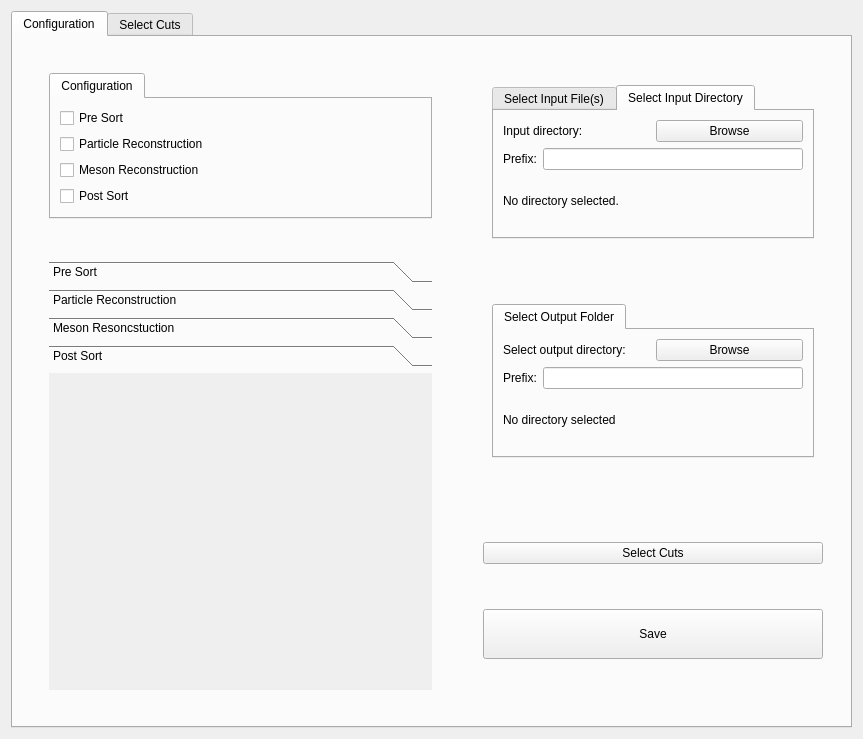
Old version of the form configurationdialog.ui in the repository A2-Collaboration-dev/GoAT_GUI.
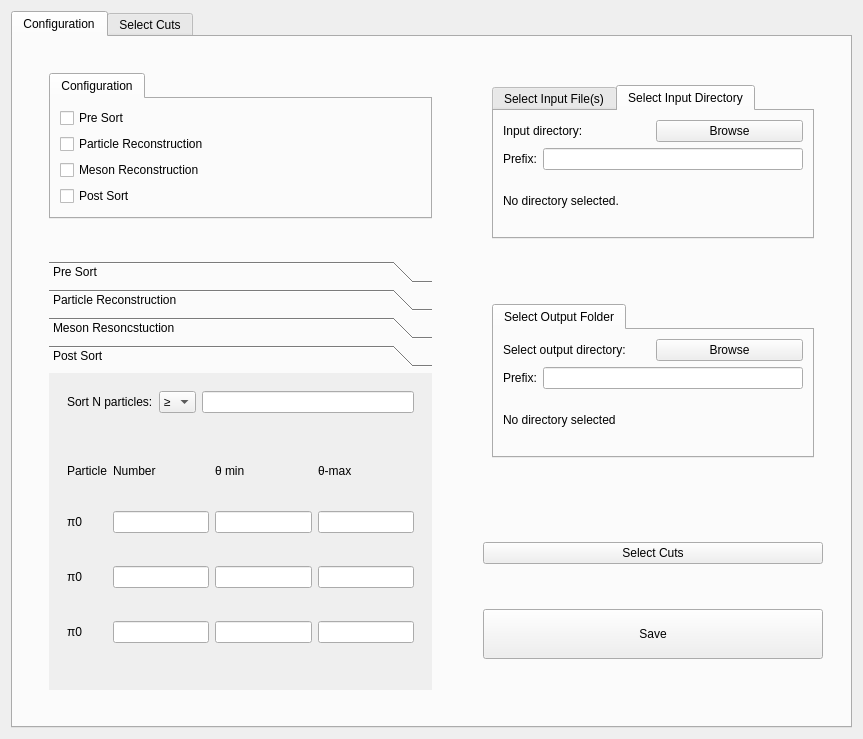
New version of the form. The open tabs and pages were chosen to show the change. Custom widgets are drawn as their Qt base class.

Commit message: Design if Post reconstruction

```diff
--- a/configurationdialog.ui
+++ b/configurationdialog.ui
@@ -469,6 +469,141 @@
                    <attribute name="label">
                     <string>Post Sort</string>
                    </attribute>
+                   <layout class="QVBoxLayout" name="verticalLayout_16">
+                    <item>
+                     <widget class="QWidget" name="widget_17" native="true">
+                      <property name="sizePolicy">
+                       <sizepolicy hsizetype="Preferred" vsizetype="Fixed">
+                        <horstretch>0</horstretch>
+                        <verstretch>0</verstretch>
+                       </sizepolicy>
+                      </property>
+                      <layout class="QVBoxLayout" name="verticalLayout_17">
+                       <item>
+                        <layout class="QHBoxLayout" name="horizontalLayout_9">
+                         <item>
+                          <widget class="QLabel" name="label_3">
+                           <property name="text">
+                            <string>Sort N particles:</string>
+                           </property>
+                          </widget>
+                         </item>
+                         <item>
+                          <widget class="QComboBox" name="comboBox_2">
+                           <item>
+                            <property name="text">
+                             <string>≥</string>
+                            </property>
+                           </item>
+                           <item>
+                            <property name="text">
+                             <string>≤</string>
+                            </property>
+                           </item>
+                           <item>
+                            <property name="text">
+                             <string>=</string>
+                            </property>
+                           </item>
+                          </widget>
+                         </item>
+                         <item>
+                          <widget class="QLineEdit" name="lineEdit"/>
+                         </item>
+                        </layout>
+                       </item>
+                      </layout>
+                     </widget>
+                    </item>
+                    <item>
+                     <widget class="QWidget" name="widget_12" native="true">
+                      <layout class="QGridLayout" name="gridLayout_2">
+                       <item row="0" column="0">
+                        <widget class="QLabel" name="label_4">
+                         <property name="sizePolicy">
+                          <sizepolicy hsizetype="Preferred" vsizetype="Fixed">
+                           <horstretch>0</horstretch>
+                           <verstretch>0</verstretch>
+                          </sizepolicy>
+                         </property>
+                         <property name="text">
+                          <string>Particle</string>
+                         </property>
+                        </widget>
+                       </item>
+                       <item row="0" column="1">
+                        <widget class="QLabel" name="label_5">
+                         <property name="text">
+                          <string>Number</string>
+                         </property>
+                        </widget>
+                       </item>
+                       <item row="0" column="2">
+                        <widget class="QLabel" name="label_6">
+                         <property name="text">
+                          <string>θ min</string>
+                         </property>
+                        </widget>
+                       </item>
+                       <item row="0" column="3">
+                        <widget class="QLabel" name="label_7">
+                         <property name="text">
+                          <string>θ-max</string>
+                         </property>
+                        </widget>
+                       </item>
+                       <item row="1" column="0">
+                        <widget class="QLabel" name="label_8">
+                         <property name="text">
+                          <string>π0</string>
+                         </property>
+                        </widget>
+                       </item>
+                       <item row="1" column="1">
+                        <widget class="QLineEdit" name="lineEdit_2"/>
+                       </item>
+                       <item row="1" column="2">
+                        <widget class="QLineEdit" name="lineEdit_3"/>
+                       </item>
+                       <item row="1" column="3">
+                        <widget class="QLineEdit" name="lineEdit_4"/>
+                       </item>
+                       <item row="2" column="0">
+                        <widget class="QLabel" name="label_9">
+                         <property name="text">
+                          <string>π0</string>
+                         </property>
+                        </widget>
+                       </item>
+                       <item row="2" column="1">
+                        <widget class="QLineEdit" name="lineEdit_7"/>
+                       </item>
+                       <item row="2" column="2">
+                        <widget class="QLineEdit" name="lineEdit_5"/>
+                       </item>
+                       <item row="2" column="3">
+                        <widget class="QLineEdit" name="lineEdit_6"/>
+                       </item>
+                       <item row="3" column="0">
+                        <widget class="QLabel" name="label_10">
+                         <property name="text">
+                          <string>π0</string>
+                         </property>
+                        </widget>
+                       </item>
+                       <item row="3" column="1">
+                        <widget class="QLineEdit" name="lineEdit_10"/>
+                       </item>
+                       <item row="3" column="2">
+                        <widget class="QLineEdit" name="lineEdit_8"/>
+                       </item>
+                       <item row="3" column="3">
+                        <widget class="QLineEdit" name="lineEdit_9"/>
+                       </item>
+                      </layout>
+                     </widget>
+                    </item>
+                   </layout>
                   </widget>
                  </widget>
                 </item>
```
Left out of the diff: 7 changed lines with no effect on the pictures. The commit also changes 2 other files.
